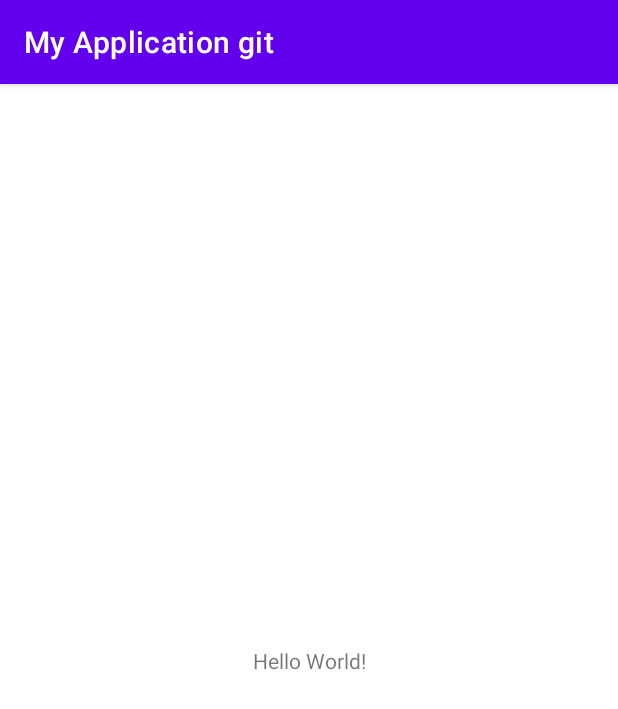
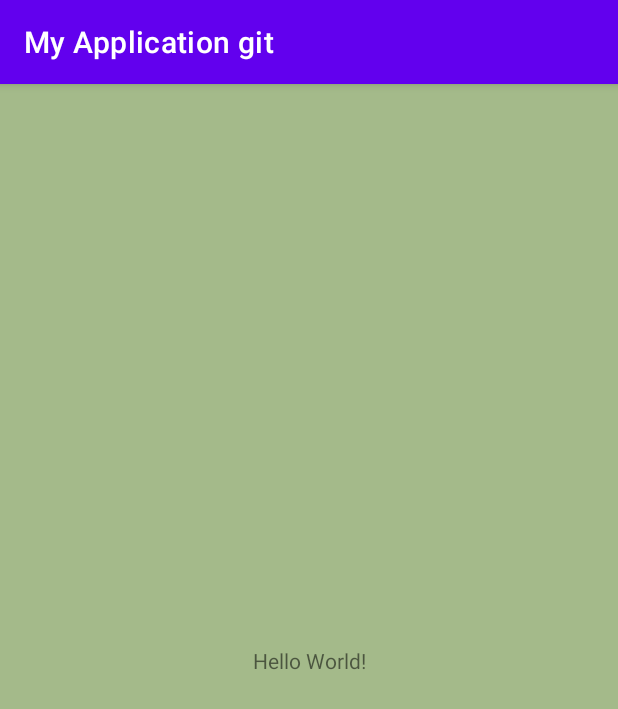
Before and after one commit to RmnYur/MyApplicationgit, an Android app: the screen it shows after launch (MainActivity), on a phone screen of 412 x 824 dp. Shown: the top 709 px of the screen. Run offline under Robolectric (Android 15) with nearby library versions, the phone set to English and light mode, and no system bars.

Commit message:
change bg colour

```diff
--- a/app/src/main/res/layout/activity_main.xml
+++ b/app/src/main/res/layout/activity_main.xml
@@ -4,6 +4,7 @@
     xmlns:tools="http://schemas.android.com/tools"
     android:layout_width="match_parent"
     android:layout_height="match_parent"
+    android:background="#A4BA8A"
     tools:context=".MainActivity">
 
     <TextView
```
